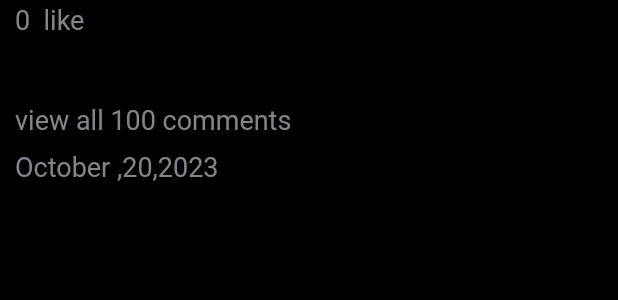
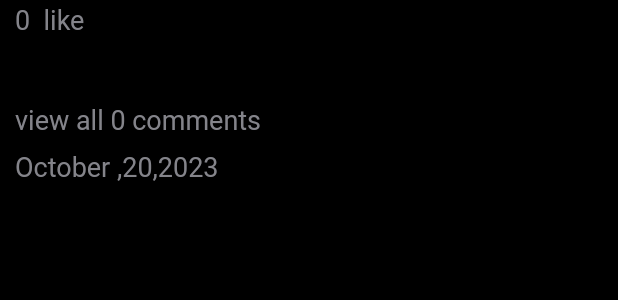
Before and after one commit to wael-saif23/instagram-app1, a Flutter app: the UsersPostsContainer widget shown alone on an empty page, opened directly with empty values, on a phone screen of 412 x 824 dp. Shown: the part 712-1012 px from the top of the screen. Run offline on Flutter 3.47's test engine with Material 2 defaults, Android fonts, the phone set to English and light mode, and no system bars; our stand-ins replace cloud_firestore, firebase_auth, firebase_core, firebase_storage, flutter_svg, image_picker; accounts and stored records are empty; network calls fail.

Commit message:
bool showtextfield in comment screen

```diff
--- a/lib/share/UsersPostsContainer.dart
+++ b/lib/share/UsersPostsContainer.dart
@@ -1,3 +1,4 @@
+import 'package:cloud_firestore/cloud_firestore.dart';
 import 'package:flutter/material.dart';
 import 'package:insta_s_m_app/share/colors.dart';
 import 'package:intl/intl.dart';
@@ -12,6 +13,31 @@ class UsersPostsContainer extends StatefulWidget {
 }
 
 class _UsersPostsContainerState extends State<UsersPostsContainer> {
+  int commentCount = 0;
+
+  getcommentCount() async {
+    try {
+      QuerySnapshot commentsData = await FirebaseFirestore.instance
+          .collection("posts")
+          .doc(widget.data["postId"])
+          .collection("comments")
+          .get();
+
+      setState(() {
+        commentCount = commentsData.docs.length;
+      });
+    } catch (e) {
+      print(e.toString());
+    }
+  }
+
+  @override
+  void initState() {
+    // TODO: implement initState
+    super.initState();
+    getcommentCount();
+  }
+
   @override
   Widget build(BuildContext context) {
     final double widthScreen = MediaQuery.of(context).size.width;
@@ -41,12 +67,12 @@ class _UsersPostsContainerState extends State<UsersPostsContainer> {
                         ),
                       ),
                     ),
-                    SizedBox(
+                    const SizedBox(
                       width: 17,
                     ),
                     Text(
                       widget.data["username"],
-                      style: TextStyle(fontSize: 15),
+                      style: const TextStyle(fontSize: 15),
                     ),
                   ],
                 ),
@@ -77,6 +103,7 @@ class _UsersPostsContainerState extends State<UsersPostsContainer> {
                           context,
                           MaterialPageRoute(
                               builder: (context) => CommentsScreen(
+                                    showtextfield: true,
                                     userData: widget.data,
                                   )),
                         );
@@ -106,41 +133,50 @@ class _UsersPostsContainerState extends State<UsersPostsContainer> {
               child: Text(
                 "${widget.data["likes"].length}  ${widget.data["likes"].length > 1 ? "Likes" : "like"} ",
                 textAlign: TextAlign.start,
-                style: TextStyle(
+                style: const TextStyle(
                     fontSize: 18, color: Color.fromARGB(214, 157, 157, 165)),
               )),
           Row(
             children: [
-              SizedBox(
+              const SizedBox(
                 width: 9,
               ),
               Text(
                 // "${widget.snap["username"]}",
                 widget.data["username"],
                 textAlign: TextAlign.start,
-                style: TextStyle(
+                style: const TextStyle(
                     fontSize: 20, color: Color.fromARGB(255, 189, 196, 199)),
               ),
-              SizedBox(
+              const SizedBox(
                 width: 16,
               ),
               Text(
                 // " ${widget.snap["description"]}",
                 widget.data["description"],
                 textAlign: TextAlign.start,
-                style: TextStyle(
+                style: const TextStyle(
                     fontSize: 18, color: Color.fromARGB(255, 189, 196, 199)),
               ),
             ],
           ),
           GestureDetector(
-            onTap: () {},
+            onTap: () {
+              Navigator.push(
+                context,
+                MaterialPageRoute(
+                    builder: (context) => CommentsScreen(
+                          showtextfield: false,
+                          userData: widget.data,
+                        )),
+              );
+            },
             child: Container(
                 margin: const EdgeInsets.fromLTRB(10, 13, 9, 10),
                 width: double.infinity,
-                child: const Text(
-                  "view all 100 comments",
-                  style: TextStyle(
+                child: Text(
+                  "view all $commentCount comments",
+                  style: const TextStyle(
                       fontSize: 18, color: Color.fromARGB(214, 157, 157, 165)),
                   textAlign: TextAlign.start,
                 )),
@@ -152,7 +188,7 @@ class _UsersPostsContainerState extends State<UsersPostsContainer> {
                 DateFormat('MMMM ,d,y')
                     .format(widget.data["datePublished"].toDate()),
                 // widget.data["datePublished"],
-                style: TextStyle(
+                style: const TextStyle(
                     fontSize: 18, color: Color.fromARGB(214, 157, 157, 165)),
                 textAlign: TextAlign.start,
               )),
```
Also changed, not shown: lib/screens/comments.dart (+7 -2 lines).
